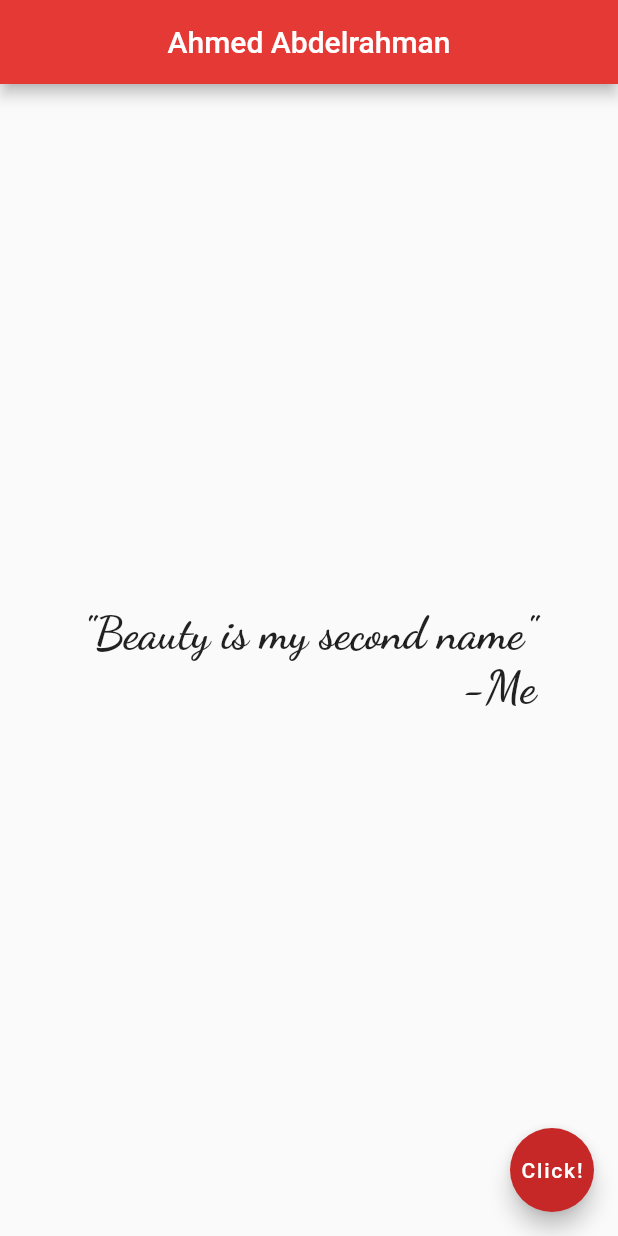
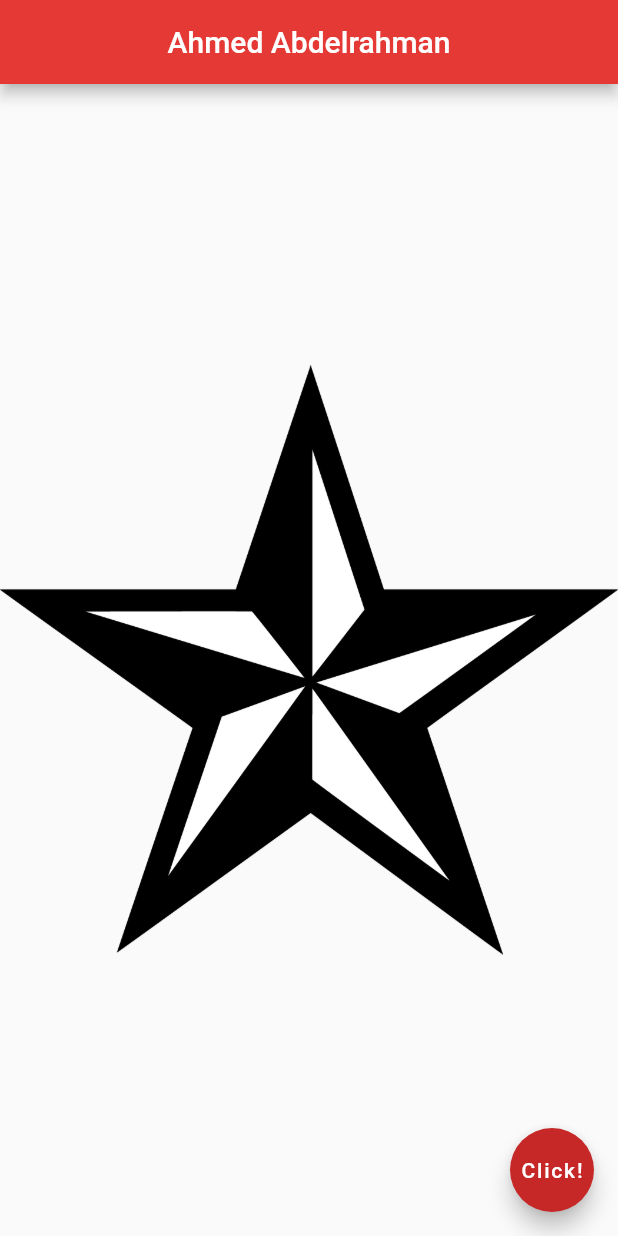
Before and after one commit to ahmed-abdrhmn/Inventory-Database-Flutter, a Flutter app: the screen it shows after launch, on a phone screen of 412 x 824 dp. Run offline on Flutter 3.47's test engine with Material 2 defaults, Android fonts, the phone set to English and light mode, and no system bars.

Commit message:
Image from network and asset

```diff
--- a/lib/main.dart
+++ b/lib/main.dart
@@ -18,15 +18,16 @@ class HomeScreen extends StatelessWidget {
         centerTitle: true,
         backgroundColor: Colors.red[600],
       ),
-      body: const Center(
-          child: Text('"Beauty is my second name"\n-Me',
-            style: TextStyle(
-              fontSize: 30,
-              fontFamily: 'DancingScript',
-              fontWeight: FontWeight.bold,
-            ),
-            textAlign: TextAlign.right,
-          )
+      body: Center(
+          // child: Text('"Beauty is my second name"\n-Me',
+          //   style: TextStyle(
+          //     fontSize: 30,
+          //     fontFamily: 'DancingScript',
+          //     fontWeight: FontWeight.bold,
+          //   ),
+          //   textAlign: TextAlign.right,
+          // )
+        child: Image.asset('assets/star-2.png')
       ),
       floatingActionButton: FloatingActionButton(
         onPressed: (){},
```
